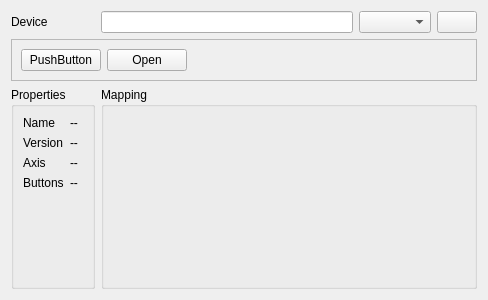
This is applications/physics/joystick/JoystickOptionsWidget.ui in PimenovAlexander/corecvs as Qt 5 draws it before an edit. The edited form follows.
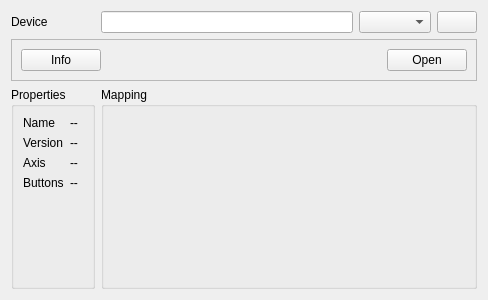
This is the edited form. Icons and pictures are not drawn.

```diff
--- a/applications/physics/joystick/JoystickOptionsWidget.ui
+++ b/applications/physics/joystick/JoystickOptionsWidget.ui
@@ -35,14 +35,7 @@
       <item>
        <widget class="QPushButton" name="pushButton_2">
         <property name="text">
-         <string>PushButton</string>
-        </property>
-       </widget>
-      </item>
-      <item>
-       <widget class="QPushButton" name="openPushButton">
-        <property name="text">
-         <string>Open</string>
+         <string>Info</string>
         </property>
         <property name="icon">
          <iconset resource="../../../resources/main.qrc">
@@ -69,6 +62,23 @@
         </property>
        </spacer>
       </item>
+      <item>
+       <widget class="QPushButton" name="openPushButton">
+        <property name="text">
+         <string>Open</string>
+        </property>
+        <property name="icon">
+         <iconset resource="../../../resources/main.qrc">
+          <normaloff>:/new/prefix1/play.png</normaloff>:/new/prefix1/play.png</iconset>
+        </property>
+        <property name="iconSize">
+         <size>
+          <width>24</width>
+          <height>24</height>
+         </size>
+        </property>
+       </widget>
+      </item>
      </layout>
     </widget>
    </item>
```
Left out of the diff: 38 changed lines with no effect on the pictures.
